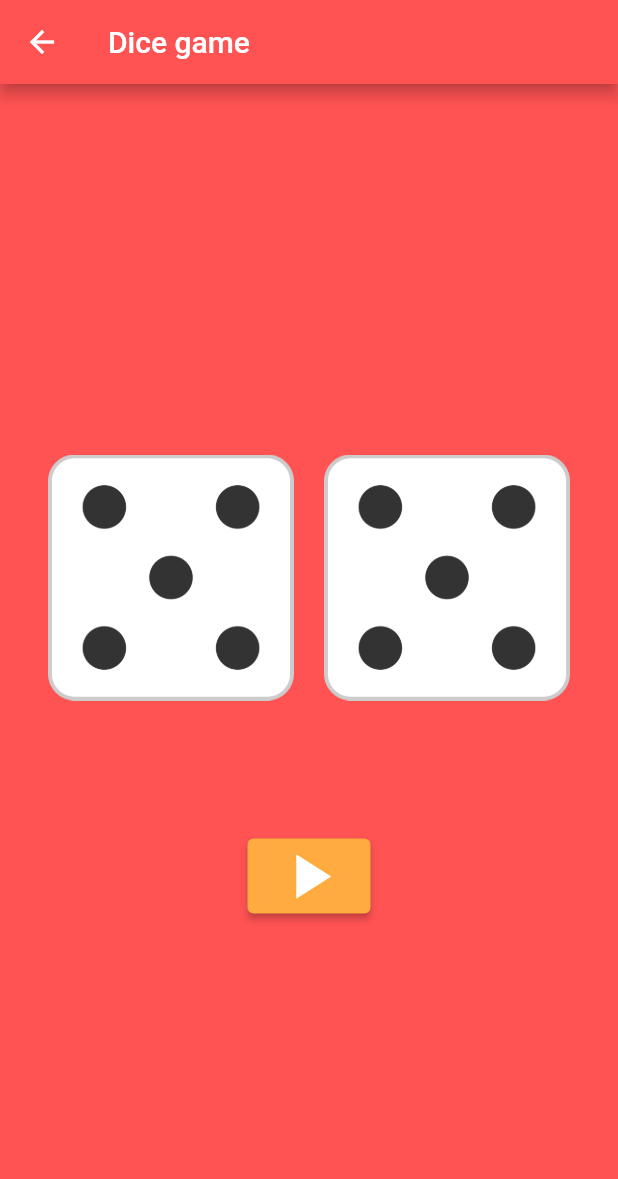
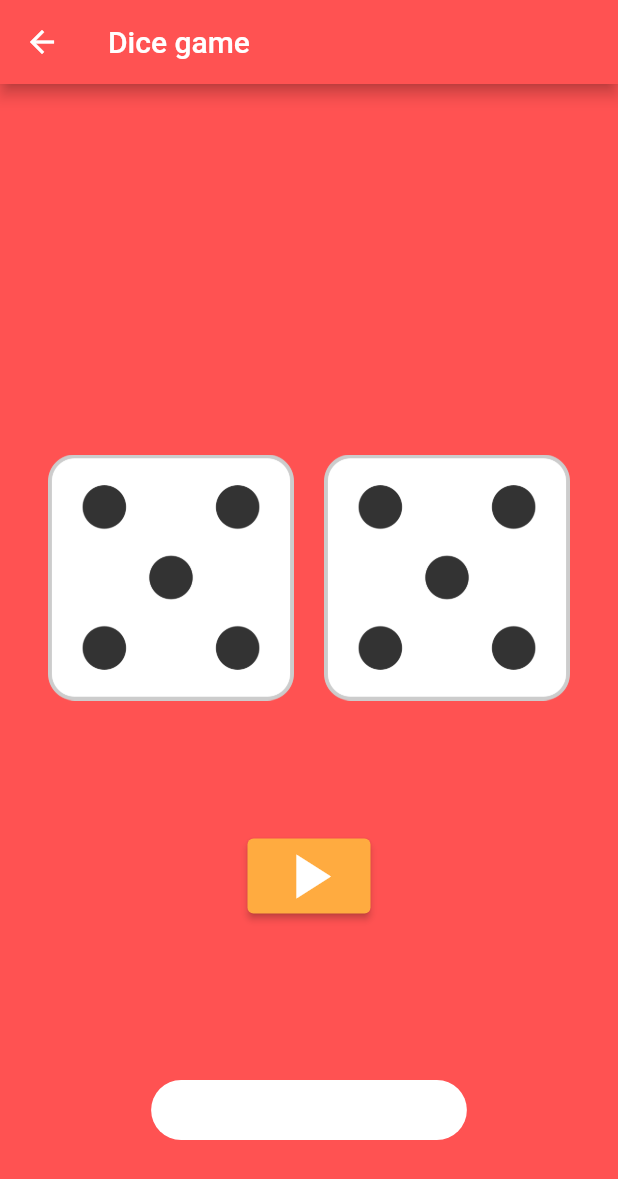
Before and after one commit to hjyu94/frontend-studies, a Flutter app: the Dice screen opened directly, after a tap on the "play arrow" icon, on a phone screen of 412 x 824 dp. Shown: the top 1179 px of the screen. Run offline on Flutter 3.47's test engine with Material 2 defaults, Android fonts, the phone set to English and light mode, and no system bars; our stand-ins replace fluttertoast.

Commit message:
[LOGIN DICE] show toast when clicking play button

```diff
--- a/lib/login_dice/dice.dart
+++ b/lib/login_dice/dice.dart
@@ -1,5 +1,6 @@
 import 'package:flutter/material.dart';
 import 'dart:math';
+import 'package:fluttertoast/fluttertoast.dart';
 
 class Dice extends StatefulWidget {
   const Dice({Key? key}) : super(key: key);
@@ -44,6 +45,7 @@ class _DiceState extends State<Dice> {
                     leftDice = Random().nextInt(6) + 1;
                     rightDice = Random().nextInt(6) + 1;
                   });
+                  showToast("Left dice: ($leftDice), Right dice: ($rightDice)");
                 },
                 child: Icon(Icons.play_arrow,
                   color: Colors.white,
@@ -60,3 +62,11 @@ class _DiceState extends State<Dice> {
     );
   }
 }
+
+void showToast(String message) {
+  Fluttertoast.showToast(msg: message,
+    gravity: ToastGravity.BOTTOM,
+    backgroundColor: Colors.white,
+    toastLength: Toast.LENGTH_SHORT,
+  );
+}
--- a/pubspec.yaml
+++ b/pubspec.yaml
@@ -33,6 +33,7 @@ dependencies:
 dev_dependencies:
   flutter_test:
     sdk: flutter
+  fluttertoast: ^3.1.3
 
 # For information on the generic Dart part of this file, see the
 # following page: https://dart.dev/tools/pub/pubspec
```
